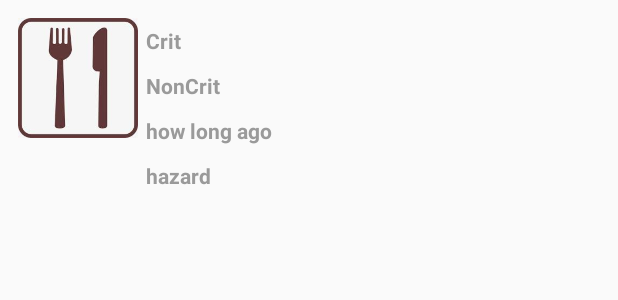
After one commit to jeffreytigerwang/Health-Inspection-App, an Android app: the layout details.xml on its own in the app's theme, with its tools: preview values and no code run, on a phone screen of 412 x 824 dp. The commit adds this screen. Shown: the top 300 px of the screen. Run offline under Robolectric (Android 15) with nearby library versions, the phone set to English and light mode, and no system bars.

Commit message:
Finished restaurant detail activity.

```diff
--- a/app/src/main/java/Model/InspectionManager.java
+++ b/app/src/main/java/Model/InspectionManager.java
@@ -27,6 +27,9 @@ public class InspectionManager {
         // Nothing: ensure this is a singleton.
     }
 
+    public List getList(){
+        return inspections;
+    }
     public void add(Inspection inspection) {
         inspections.add(inspection);
     }
--- /dev/null
+++ b/app/src/main/res/layout/details.xml
@@ -0,0 +1,67 @@
+<?xml version="1.0" encoding="utf-8"?>
+<LinearLayout
+    xmlns:android="http://schemas.android.com/apk/res/android"
+    android:layout_width="match_parent"
+    android:layout_height="wrap_content"
+    android:orientation="horizontal"
+    android:padding="12dp"
+    >
+
+
+    <ImageView
+        android:id="@+id/hazard_level"
+        android:layout_width="80dp"
+        android:layout_height="80dp"
+        android:src="@drawable/icon" />
+
+    <LinearLayout
+        android:id="@+id/row"
+        android:layout_width="match_parent"
+        android:layout_height="wrap_content"
+        android:orientation="vertical">
+
+        <TextView
+            android:id="@+id/details_Crit"
+            android:layout_width="match_parent"
+            android:layout_height="wrap_content"
+            android:layout_margin="5dp"
+            android:text="@string/crit"
+            android:textColor="#9a9a9a"
+            android:textSize="14sp"
+            android:textStyle="bold" />
+
+        <TextView
+            android:id="@+id/details_NonCrit"
+            android:layout_width="match_parent"
+            android:layout_height="wrap_content"
+            android:layout_margin="5dp"
+            android:text="@string/noncrit"
+            android:textColor="#9a9a9a"
+            android:textSize="14sp"
+            android:textStyle="bold" />
+
+        <TextView
+            android:id="@+id/details_howLong"
+            android:layout_width="match_parent"
+            android:layout_height="wrap_content"
+            android:layout_margin="5dp"
+            android:text="@string/how_long_ago"
+            android:textColor="#9a9a9a"
+            android:textSize="14sp"
+            android:textStyle="bold" />
+
+        <TextView
+            android:id="@+id/hazard_detail"
+            android:layout_width="match_parent"
+            android:layout_height="wrap_content"
+            android:layout_margin="5dp"
+            android:text="hazard"
+            android:textColor="#9a9a9a"
+            android:textSize="14sp"
+            android:textStyle="bold" />
+
+
+
+    </LinearLayout>
+
+</LinearLayout>
--- a/app/src/main/res/values/strings.xml
+++ b/app/src/main/res/values/strings.xml
@@ -6,4 +6,9 @@
     <string name="list_of_restaurant">List of Restaurant</string>
     <string name="restaurant_name">Restaurant Name</string>
     <string name="restaurant_information">restaurant information</string>
+    <string name="how_long_ago">how long ago</string>
+    <string name="noncrit">NonCrit</string>
+    <string name="crit">Crit</string>
+    <string name="gps_coords">GPS Coords :</string>
+    <string name="address">Address :</string>
 </resources>
```
Also changed, not shown: app/src/main/AndroidManifest.xml (+4 -6 lines), app/src/main/java/Model/inspectionListAdapter.java (added, +145 -0 lines), app/src/main/java/Model/restaurantDetails.java (added, +75 -0 lines), app/src/main/java/com/example/restaurantlist/ListActivity.java (+21 -1 lines), app/src/main/res/layout/activity_restaurant_details.xml (added, +91 -0 lines).
